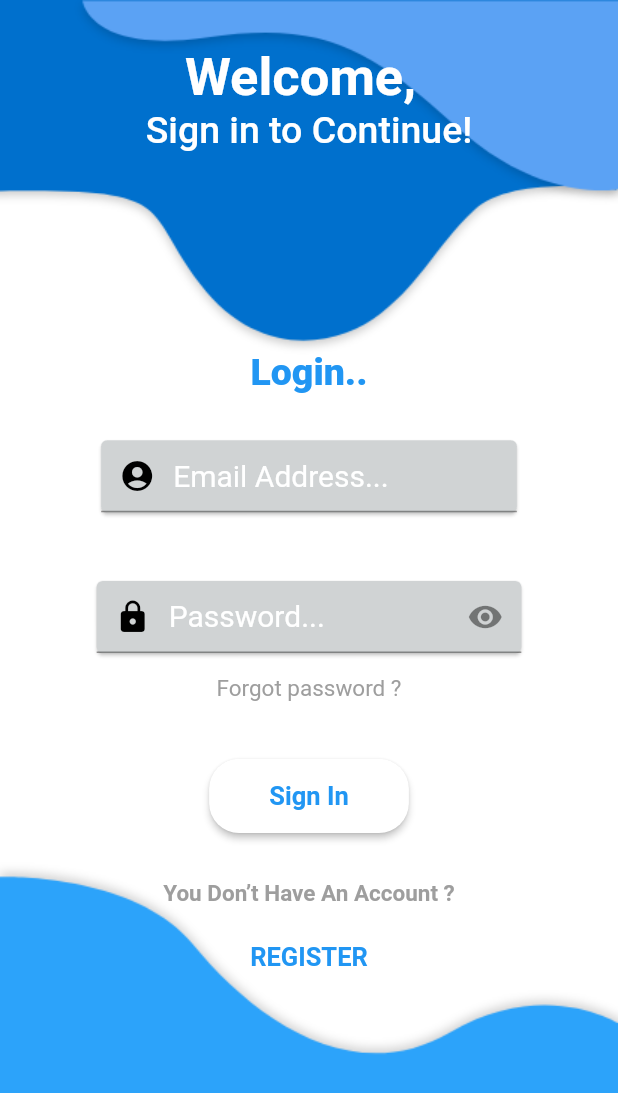
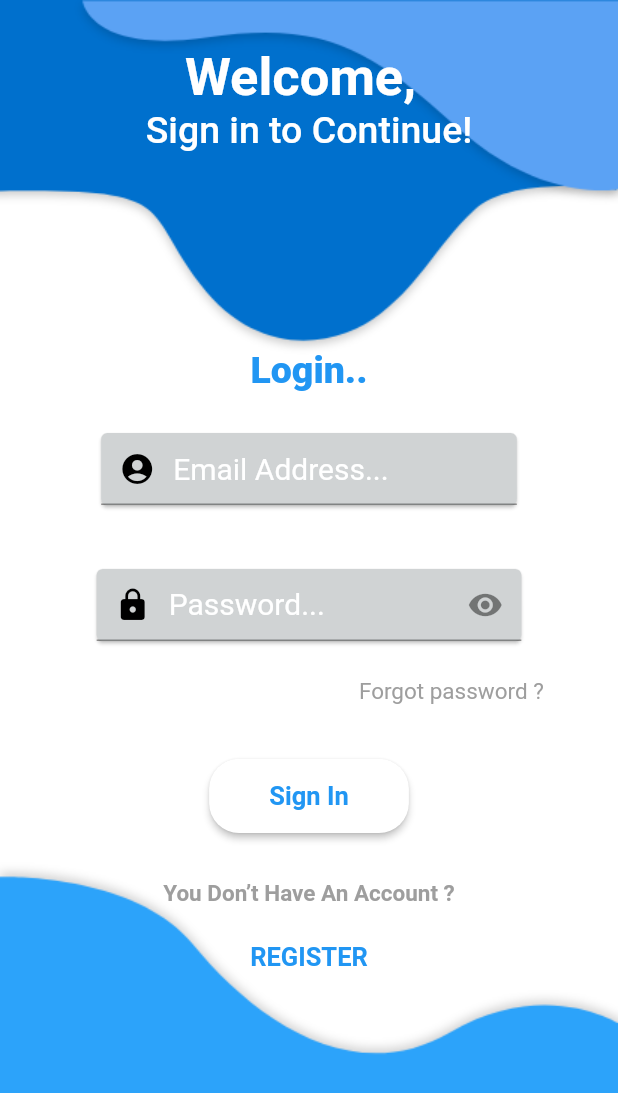
Before and after one commit to mahmoudashry98/Survival-Map, a Flutter app: the screen it shows after launch, on a phone screen of 412 x 824 dp. Shown: the top 1093 px of the screen. Run offline on Flutter 3.47's test engine with Material 2 defaults, Android fonts, the phone set to English and light mode, and no system bars; our stand-ins replace cloud_firestore, firebase_auth, firebase_storage, flutter_spinkit, geolocator, google_maps_flutter and 3 more; accounts and stored records are empty.

Commit message:
edit login

```diff
--- a/lib/pages/login_page.dart
+++ b/lib/pages/login_page.dart
@@ -126,6 +126,7 @@ class _LoginPageState extends State<LoginPage> {
             )),
             _emailTextField(),
             _PasswordTextField(),
+            _restPassword()
           ],
         ),
       ),
@@ -208,7 +209,13 @@ class _LoginPageState extends State<LoginPage> {
             ),
           ),
         ),
-        Container(
+
+      ],
+    );
+  }
+
+  Widget _restPassword(){
+    return Container(
       width: double.infinity,
       child: InkWell(
           onTap: () {
@@ -221,10 +228,8 @@ class _LoginPageState extends State<LoginPage> {
                 color: Colors.grey,
                 fontSize: 15,
                 fontWeight: FontWeight.w400),
-                textAlign: TextAlign.center,
+            textAlign: TextAlign.right,
           )),
-        ),
-      ],
     );
   }
 
```
Lines whose indentation alone changed are shown as unchanged.
